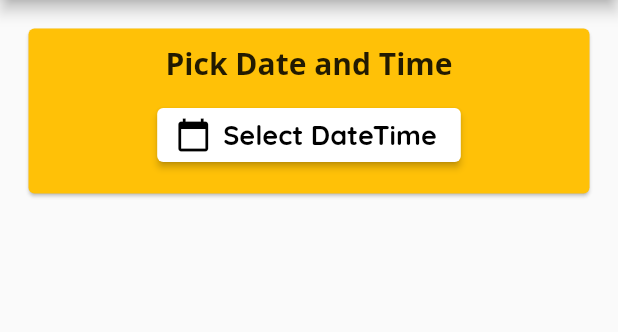
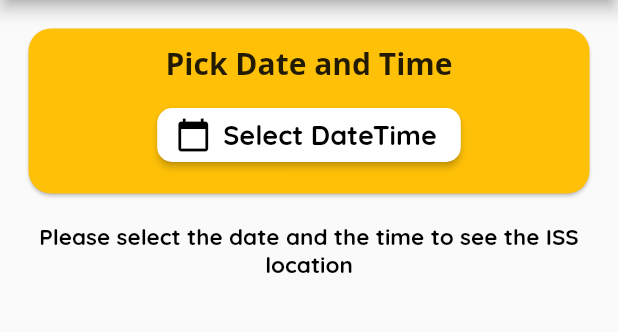
Before and after one commit to afiqaimanafr/NeXT-assessment, a Flutter app: the screen it shows after launch, on a phone screen of 412 x 824 dp, the part 84-416 px from its top. Run offline on Flutter 3.47's test engine with Material 2 defaults, Android fonts, the phone set to English and light mode, and no system bars.

Commit message:
update: new screen

```diff
--- a/lib/screens/home_screen.dart
+++ b/lib/screens/home_screen.dart
@@ -1,6 +1,7 @@
 import 'package:flutter/material.dart';
 import 'package:iss_next_assessment/constant.dart';
 import 'package:intl/intl.dart';
+import 'package:iss_next_assessment/screens/iss_location_screen.dart';
 
 class HomeScreen extends StatefulWidget {
   @override
@@ -14,7 +15,8 @@
     if (dateTime == null) {
       return 'Select DateTime';
     } else {
-      return DateFormat('dd/MM/yyyy HH:mm').format(dateTime);
+      var formattedDate = DateFormat('dd/MM/yyyy HH:mm').format(dateTime);
+      return formattedDate;
     }
   }
 
@@ -22,14 +24,13 @@
   Widget build(BuildContext context) {
     return Column(
       children: <Widget>[
-        Center(
-          child: Container(
-            decoration: BoxDecoration(
-              borderRadius: BorderRadius.circular(20),
-            ),
+        Container(
           padding: const EdgeInsets.all(15),
           width: double.infinity,
           child: Card(
+            shape: RoundedRectangleBorder(
+              borderRadius: BorderRadius.circular(15.0),
+            ),
             color: kPrimaryColor,
             child: Column(
               children: <Widget>[
@@ -47,6 +48,9 @@
                 ElevatedButton.icon(
                   style: ElevatedButton.styleFrom(
                     primary: kPrimaryLightColor,
+                    shape: RoundedRectangleBorder(
+                      borderRadius: BorderRadius.circular(10.0),
+                    ),
                   ),
                   onPressed: () => pickDateTime(context),
                   label: FittedBox(
@@ -69,7 +73,50 @@
             ),
           ),
         ),
+        getText() != 'Select DateTime'
+            ? ElevatedButton.icon(
+                style: ElevatedButton.styleFrom(
+                  primary: kPrimaryColor,
+                  shape: RoundedRectangleBorder(
+                    borderRadius: BorderRadius.circular(10.0),
+                  ),
+                ),
+                onPressed: () => Navigator.push(
+                  context,
+                  MaterialPageRoute(
+                    builder: (context) => ISSLocationScreen(
+                      getText(),
+                    ),
+                  ),
+                ),
+                label: const FittedBox(
+                  child: Padding(
+                    padding: EdgeInsets.symmetric(
+                      vertical: 10,
+                    ),
+                    child: Text(
+                      'Click here to see the ISS location',
+                      style: TextStyle(
+                        fontWeight: FontWeight.bold,
+                        fontSize: 18,
+                        color: kPrimaryDarkColor,
+                        fontFamily: secondaryFamilyFont,
+                      ),
+                    ),
+                  ),
+                ),
+                icon: const Icon(Icons.gps_fixed),
               )
+            : const Text(
+                'Please select the date and the time to see the ISS location',
+                style: TextStyle(
+                  fontWeight: FontWeight.bold,
+                  fontSize: 15,
+                  color: kPrimaryDarkColor,
+                  fontFamily: secondaryFamilyFont,
+                ),
+                textAlign: TextAlign.center,
+              ),
       ],
     );
   }
--- a/pubspec.yaml
+++ b/pubspec.yaml
@@ -31,6 +31,7 @@
   flutter:
     sdk: flutter
   intl: ^0.17.0
+  cloud_firestore: ^3.1.4
 
 
   # The following adds the Cupertino Icons font to your application.
```
Also changed, not shown: lib/screens/iss_location_screen.dart (added, +29 -0 lines), pubspec.lock. Lines whose indentation alone changed are shown as unchanged.
